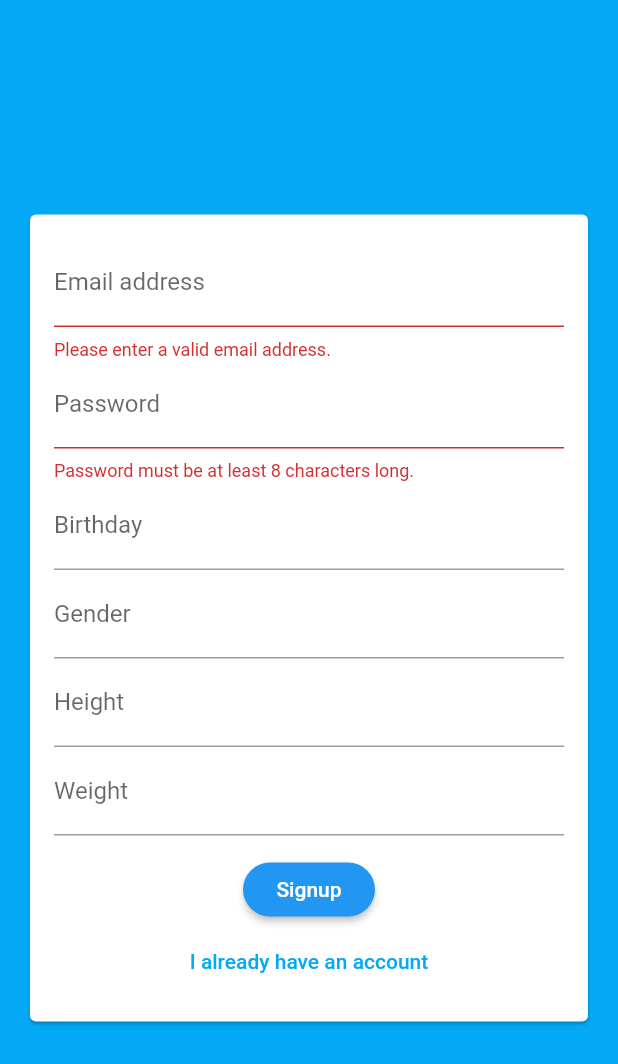
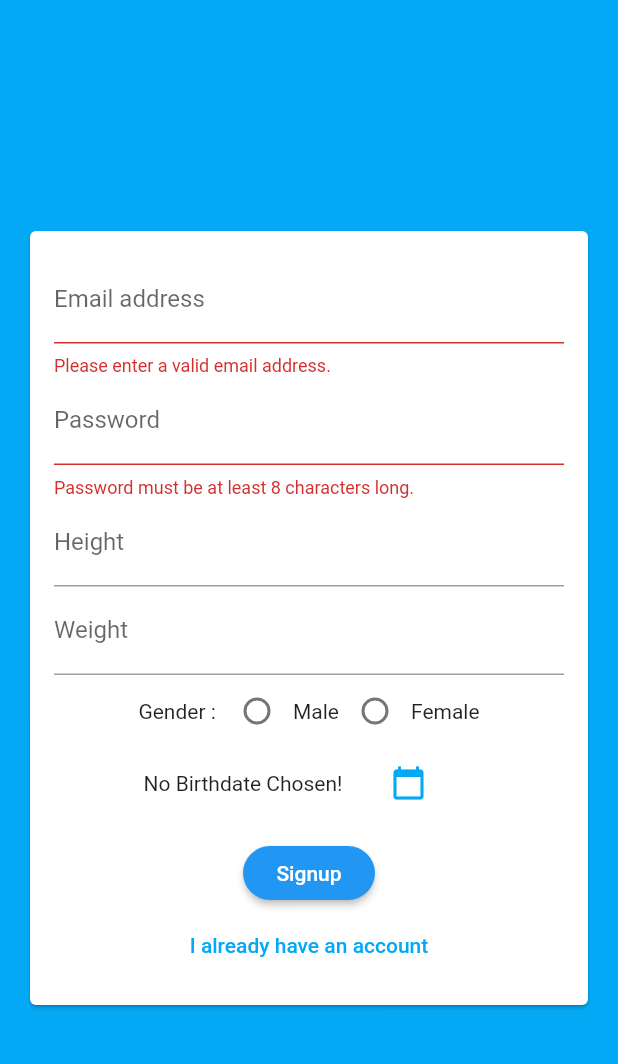
Before and after one commit to SzaszArnold/StrokeMonitor, a Flutter app: the screen it shows after launch, after a tap on "Login", after a tap on "Create new account", on a phone screen of 412 x 824 dp. Shown: the top 1064 px of the screen. Run offline on Flutter 3.47's test engine with Material 2 defaults, Android fonts, the phone set to English and light mode, and no system bars; our stand-ins replace cloud_firestore, firebase_auth, firebase_core; missing offline and left inert: huawei_health; accounts and stored records are empty.

Commit message:
Modify register form

```diff
--- a/Flutter_App/strokemonitor/lib/screens/auth_screen.dart
+++ b/Flutter_App/strokemonitor/lib/screens/auth_screen.dart
@@ -15,7 +15,7 @@ class _AuthScreenState extends State<AuthScreen> {
   void _submitAuthForm(
     String email,
     String password,
-    String birthday,
+    DateTime birthday,
     String gender,
     String height,
     String weight,
--- a/Flutter_App/strokemonitor/lib/widgets/BottomNavigation.dart
+++ b/Flutter_App/strokemonitor/lib/widgets/BottomNavigation.dart
@@ -13,6 +13,10 @@ class _MyStatefulWidgetState extends State<BottomNavigation> {
   static const TextStyle optionStyle =
       TextStyle(fontSize: 30, fontWeight: FontWeight.bold);
   static const List<Widget> _widgetOptions = <Widget>[
+    Text(
+      'Home',
+      style: optionStyle,
+    ),
     Text(
       'Profile',
       style: optionStyle,
--- a/Flutter_App/strokemonitor/lib/widgets/auth/auth_form.dart
+++ b/Flutter_App/strokemonitor/lib/widgets/auth/auth_form.dart
@@ -1,4 +1,5 @@
 import 'package:flutter/material.dart';
+import 'package:intl/intl.dart';
 
 class AuthForm extends StatefulWidget {
   AuthForm(this.submitFunction, this.isLoading);
@@ -6,12 +7,13 @@ class AuthForm extends StatefulWidget {
   final void Function(
     String email,
     String password,
-    String birthday,
+    DateTime birthday,
     String gender,
     String height,
     String weight,
     bool isLogin,
   ) submitFunction;
+
   @override
   _AuthFormState createState() => _AuthFormState();
 }
@@ -21,11 +23,13 @@ class _AuthFormState extends State<AuthForm> {
   var _isLogin = true;
   String _userEmail = '';
   String _userPassword = '';
-  String _userBirthDay = '';
+  DateTime _userBirthDay;
   String _userGender = '';
   String _userHeight = '';
   String _userWeight = '';
-
+  String select;
+  final List<String> genderList = ["Male", "Female"];
+  Map<int, String> mappedGender = ["Male", "Female"].asMap();
   void _trySubmit() {
     final isValid = _formKey.currentState.validate();
     FocusScope.of(context).unfocus();
@@ -42,6 +46,24 @@ class _AuthFormState extends State<AuthForm> {
         _isLogin,
       );
     }
+  }
+
+  void _pressentDataPicker() {
+    showDatePicker(
+      context: context,
+      initialDate: DateTime.now(),
+      firstDate: DateTime(1800),
+      lastDate: DateTime.now(),
+    ).then(
+      (pickedDate) {
+        if (pickedDate == null) {
+          return;
+        }
+        setState(() {
+          _userBirthDay = pickedDate;
+        });
+      },
+    );
   }
 
   @override
@@ -94,38 +116,6 @@ class _AuthFormState extends State<AuthForm> {
                       mainAxisSize: MainAxisSize.min,
                       children: <Widget>[
                         TextFormField(
-                          key: ValueKey('birthday'),
-                          validator: (value) {
-                            if (value.isEmpty) {
-                              return 'Please enter a valid date.';
-                            }
-                            return null;
-                          },
-                          keyboardType: TextInputType.datetime,
-                          decoration: InputDecoration(
-                            labelText: 'Birthday',
-                          ),
-                          onSaved: (value) {
-                            _userBirthDay = value;
-                          },
-                        ),
-                        TextFormField(
-                          key: ValueKey('gender'),
-                          validator: (value) {
-                            if (value.isEmpty) {
-                              return 'Please enter a valid gender.';
-                            }
-                            return null;
-                          },
-                          keyboardType: TextInputType.datetime,
-                          decoration: InputDecoration(
-                            labelText: 'Gender',
-                          ),
-                          onSaved: (value) {
-                            _userGender = value;
-                          },
-                        ),
-                        TextFormField(
                           key: ValueKey('height'),
                           validator: (value) {
                             if (value.isEmpty) {
@@ -133,7 +123,7 @@ class _AuthFormState extends State<AuthForm> {
                             }
                             return null;
                           },
-                          keyboardType: TextInputType.datetime,
+                          keyboardType: TextInputType.number,
                           decoration: InputDecoration(
                             labelText: 'Height',
                           ),
@@ -149,13 +139,73 @@ class _AuthFormState extends State<AuthForm> {
                             }
                             return null;
                           },
-                          keyboardType: TextInputType.datetime,
+                          keyboardType: TextInputType.number,
                           decoration: InputDecoration(
                             labelText: 'Weight',
                           ),
                           onSaved: (value) {
                             _userWeight = value;
                           },
+                        ),
+                        StatefulBuilder(
+                          builder: (_, StateSetter setState) => Row(
+                            mainAxisAlignment: MainAxisAlignment.spaceEvenly,
+                            mainAxisSize: MainAxisSize.min,
+                            children: [
+                              Text(
+                                'Gender : ',
+                                style: TextStyle(fontWeight: FontWeight.w400),
+                              ),
+                              ...mappedGender.entries.map(
+                                (MapEntry<int, String> mapEntry) => Row(
+                                  mainAxisAlignment: MainAxisAlignment.start,
+                                  mainAxisSize: MainAxisSize.min,
+                                  children: [
+                                    Radio(
+                                      activeColor:
+                                          Theme.of(context).primaryColor,
+                                      groupValue: select,
+                                      value: genderList[mapEntry.key],
+                                      onChanged: (value) => setState(
+                                        () {
+                                          select = value;
+                                          _userGender = value;
+                                          print(_userGender);
+                                        },
+                                      ),
+                                    ),
+                                    Text(mapEntry.value)
+                                  ],
+                                ),
+                              ),
+                            ],
+                          ),
+                        ),
+                        Container(
+                          alignment: Alignment.center,
+                          key: ValueKey('birthday'),
+                          child: Row(
+                            mainAxisAlignment: MainAxisAlignment
+                                .center, //Center Row contents horizontally,
+                            crossAxisAlignment: CrossAxisAlignment
+                                .center, //Center Row contents vertically,
+                            children: <Widget>[
+                              Text(
+                                _userBirthDay == null
+                                    ? 'No Birthdate Chosen!'
+                                    : 'Birthdate: ' +
+                                        DateFormat.yMd().format(_userBirthDay),
+                              ),
+                              FlatButton(
+                                  onPressed: () {
+                                    _pressentDataPicker();
+                                  },
+                                  child: Icon(
+                                    Icons.calendar_today,
+                                    color: Theme.of(context).primaryColor,
+                                  ))
+                            ],
+                          ),
                         ),
                       ],
                     ),
--- a/Flutter_App/strokemonitor/pubspec.yaml
+++ b/Flutter_App/strokemonitor/pubspec.yaml
@@ -32,6 +32,7 @@ dependencies:
   firebase_core: "^0.7.0"
   cloud_firestore: ^0.16.0
   firebase_auth: "^0.20.0+1"
+
 
 dev_dependencies:
   flutter_test:
```
